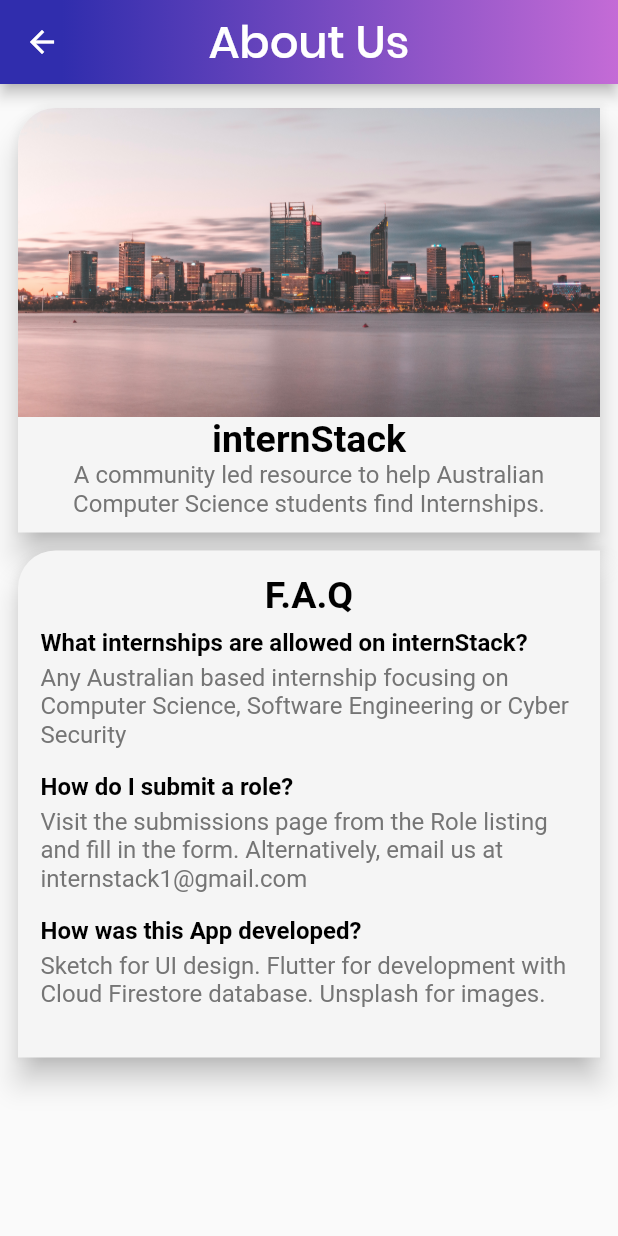
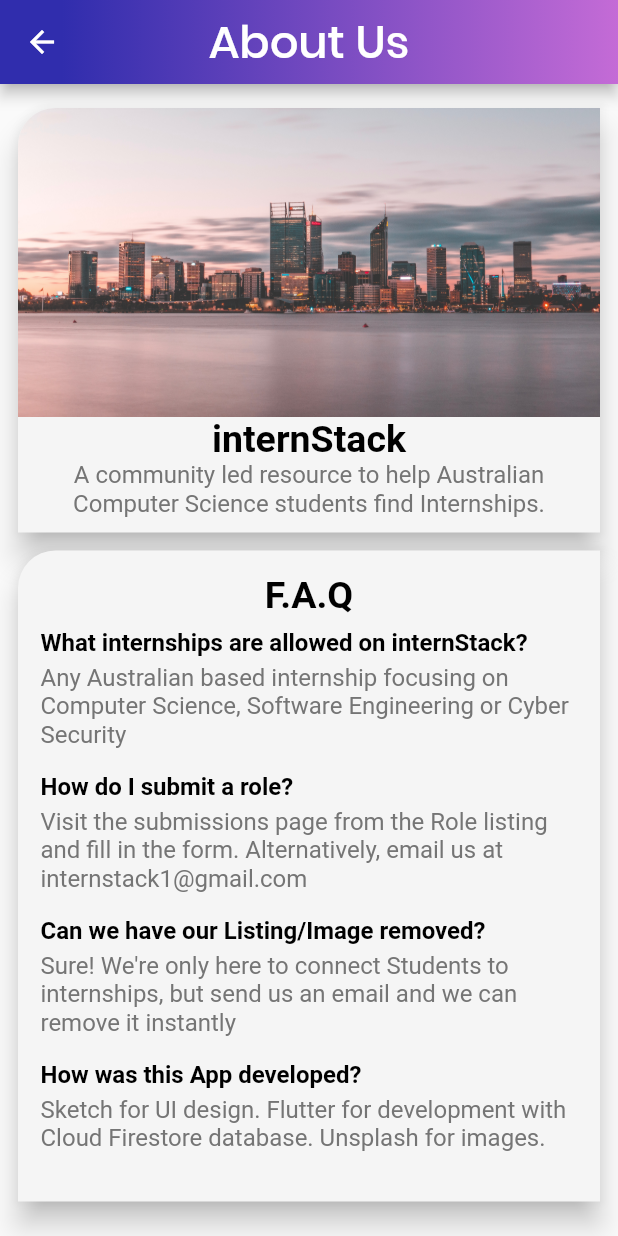
Before and after one commit to cbeardsmore/internStack, a Flutter app: the AboutPage screen opened by its route, on a phone screen of 412 x 824 dp. Run offline on Flutter 3.47's test engine with Material 2 defaults, Android fonts, the phone set to English and light mode, and no system bars; our stand-ins replace cached_network_image, cloud_firestore, share; accounts and stored records are empty.

Commit message:
ABOUT QUESTION for companies wishing to remove their listing

```diff
--- a/lib/about.dart
+++ b/lib/about.dart
@@ -68,6 +68,10 @@ class AboutPage extends StatelessWidget {
               'Any Australian based internship focusing on Computer Science, Software Engineering or Cyber Security'),
           _buildQuestionAndAnswer(context, 'How do I submit a role?',
               'Visit the submissions page from the Role listing and fill in the form. Alternatively, email us at internstack1@gmail.com'),
+          _buildQuestionAndAnswer(
+              context,
+              'Can we have our Listing/Image removed?',
+              'Sure! We\'re only here to connect Students to internships, but send us an email and we can remove it instantly'),
           _buildQuestionAndAnswer(context, 'How was this App developed?',
               'Sketch for UI design. Flutter for development with Cloud Firestore database. Unsplash for images.'),
           SizedBox(
```
